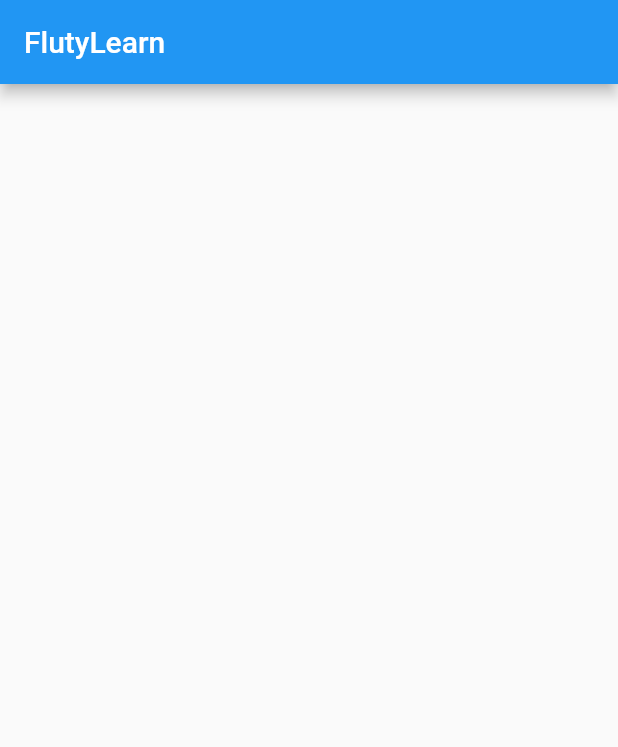
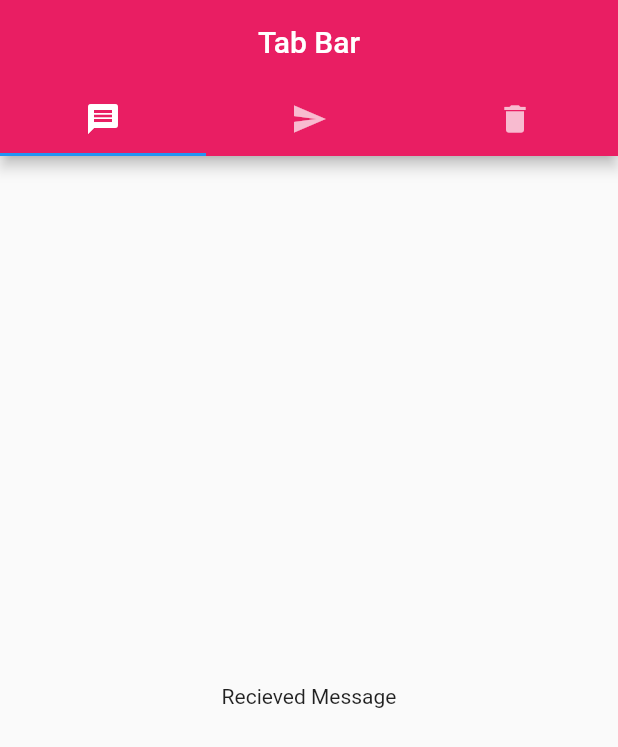
Before and after one commit to Er-Jrsingh/fluty_learn, a Flutter app: the screen it shows after launch, on a phone screen of 412 x 824 dp. Shown: the top 747 px of the screen. Run offline on Flutter 3.47's test engine with Material 2 defaults, Android fonts, the phone set to English and light mode, and no system bars; Roboto replaces fonts that are missing (cursive).

Commit message:
Add TabBar

```diff
--- a/lib/main.dart
+++ b/lib/main.dart
@@ -1,3 +1,4 @@
+import 'package:flutter/gestures.dart';
 import 'package:flutter/material.dart';
 
 void main() {
@@ -5,21 +6,52 @@ void main() {
     MaterialApp(
       debugShowCheckedModeBanner: false,
       title: "FlutyLearn",
-      theme: ThemeData(
-        backgroundColor: Colors.deepPurple
-        ,fontFamily: "cursive",
-        ),
+      color: Colors.black,
       home: MyApp(),
     ),
   );
 }
 
+// ignore: must_be_immutable
 class MyApp extends StatelessWidget {
+  List<Widget> containers = [
+    Center(
+      child: Text("Recieved Message"),
+    ),
+    Center(
+      child: Text("Send Message"),
+    ),
+    Center(
+      child: Text("Delete Message"),
+    ),
+  ];
   @override
   Widget build(BuildContext context) {
-    return Scaffold(
-      appBar: AppBar(
-        title: Text("FlutyLearn"),
+    return DefaultTabController(
+      length: 3,
+      child: Scaffold(
+        appBar: AppBar(
+          title: Text("Tab Bar"),
+          centerTitle: true,
+          backgroundColor: Colors.pink,
+          bottom: TabBar(
+            tabs: <Widget>[
+              Tab(
+                icon: Icon(Icons.message),
+              ),
+              Tab(
+                icon: Icon(Icons.send),
+              ),
+              Tab(
+                icon: Icon(Icons.delete),
+              ),
+            ],
+          ),
+        ),
+        body: TabBarView(
+          children: containers,
+          dragStartBehavior: DragStartBehavior.start,
+        ),
       ),
     );
   }
```
